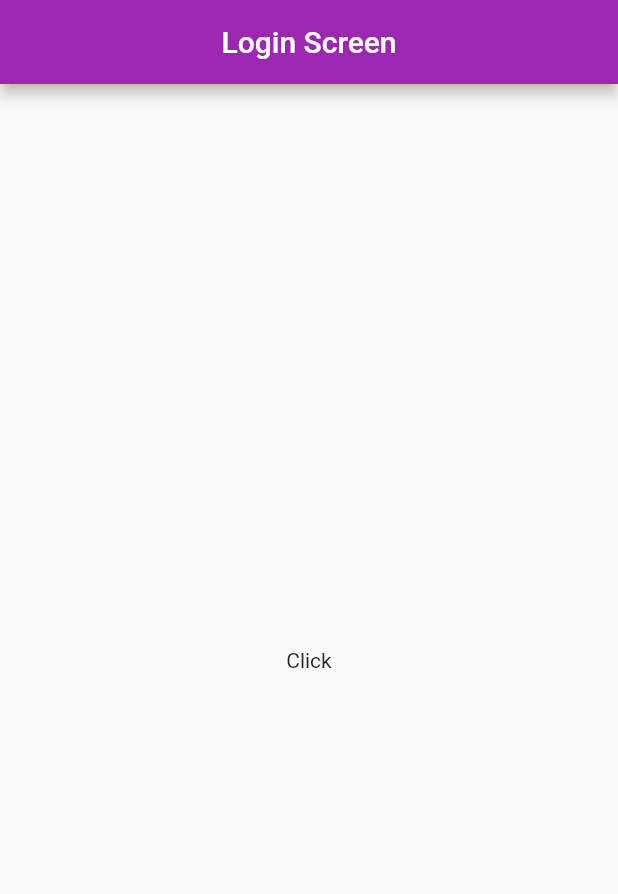
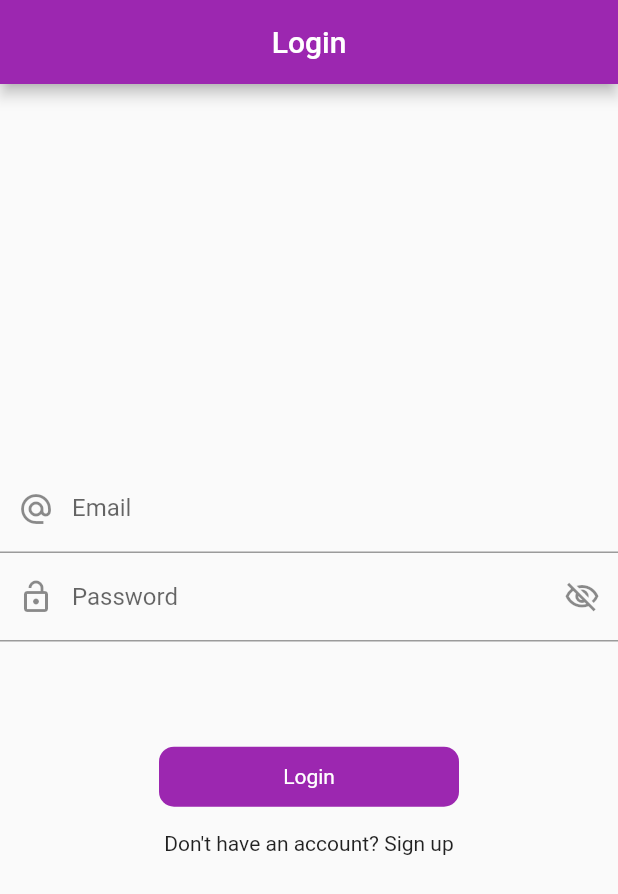
Before and after one commit to zainahmed0597/Chapter-14_flutter_provider_state_management_course, a Flutter app: the screen it shows after launch, on a phone screen of 412 x 824 dp. Shown: the top 894 px of the screen. Run offline on Flutter 3.47's test engine with Material 2 defaults, Android fonts, the phone set to English and light mode, and no system bars; our stand-ins replace another_flushbar, fluttertoast.

Commit message:
update MVVM structure Login and signup method

```diff
--- a/lib/data/network/NetworkApiServices.dart
+++ b/lib/data/network/NetworkApiServices.dart
@@ -40,6 +40,8 @@ class NetworkApiServices extends BaseApiServices {
         dynamic responseJson = jsonDecode(response.body);
         return responseJson;
       case 400:
+        throw BadRequestException(response.body.toString());
+      case 404:
         throw UnauthorisedException(response.body.toString());
       default:
         throw FetchDataException('Error accrued while communicating with server' +
--- a/lib/main.dart
+++ b/lib/main.dart
@@ -1,8 +1,8 @@
 import 'package:flutter/material.dart';
 import 'package:flutter_provider_state_management_course/utils/routes/routes.dart';
 import 'package:flutter_provider_state_management_course/utils/routes/routes_name.dart';
-
-
+import 'package:flutter_provider_state_management_course/view_model/auth_view_model.dart';
+import 'package:provider/provider.dart';
 
 void main() {
   runApp(const MyApp());
@@ -13,13 +13,19 @@ class MyApp extends StatelessWidget {
 
   @override
   Widget build(BuildContext context) {
-    return MaterialApp(
-      title: 'Flutter Demo',debugShowCheckedModeBanner: false,
-      theme: ThemeData(
-        primarySwatch: Colors.purple,
+    return MultiProvider(
+      providers: [
+        ChangeNotifierProvider(create: (_) => AuthViewModel()),
+      ],
+      child: MaterialApp(
+        title: 'Flutter Demo',
+        debugShowCheckedModeBanner: false,
+        theme: ThemeData(
+          primarySwatch: Colors.purple,
+        ),
+        initialRoute: RoutesName.login,
+        onGenerateRoute: Routes.generateRoute,
       ),
-      initialRoute: RoutesName.login,
-      onGenerateRoute: Routes.generateRoute,
     );
   }
 }
--- /dev/null
+++ b/lib/resources/app_url.dart
@@ -0,0 +1,5 @@
+class AppUrl{
+  static var baseUrl = 'https://reqres.in';
+  static var loginEndPoint = '$baseUrl/api/login';
+  static var registerEndPoint = '$baseUrl/api/register';
+}
--- /dev/null
+++ b/lib/resources/color.dart
@@ -0,0 +1,7 @@
+import 'package:flutter/material.dart';
+
+class AppColors {
+  static const Color blackColor = Color(0xFF0000);
+  static const Color whiteColor = Color(0xFFFFFFFF);
+  static const Color buttonColor = Colors.purple;
+}
--- /dev/null
+++ b/lib/resources/components/round_button.dart
@@ -0,0 +1,40 @@
+import 'package:flutter/material.dart';
+import 'package:flutter_provider_state_management_course/resources/color.dart';
+
+class RoundButton extends StatelessWidget {
+  final String title;
+  final bool loading;
+  final VoidCallback onPress;
+
+  const RoundButton(
+      {Key? key,
+      required this.title,
+      this.loading = false,
+      required this.onPress})
+      : super(key: key);
+
+  @override
+  Widget build(BuildContext context) {
+    return InkWell(
+      onTap: onPress,
+      child: Container(
+        height: 40,
+        width: 200,
+        decoration: BoxDecoration(
+          color: AppColors.buttonColor,
+          borderRadius: BorderRadius.circular(10),
+        ),
+        child: Center(
+            child: loading
+                ? const SizedBox(
+                    height: 15, width: 15, child: CircularProgressIndicator(
+              strokeWidth: 1.5,
+              color: AppColors.whiteColor,))
+                : Text(
+                    title,
+                    style: const TextStyle(color: AppColors.whiteColor),
+                  )),
+      ),
+    );
+  }
+}
--- a/lib/utils/routes/routes.dart
+++ b/lib/utils/routes/routes.dart
@@ -1,7 +1,8 @@
 import 'package:flutter/material.dart';
 import 'package:flutter_provider_state_management_course/utils/routes/routes_name.dart';
 import 'package:flutter_provider_state_management_course/view/home_screen.dart';
-import 'package:flutter_provider_state_management_course/view/login_screen.dart';
+import 'package:flutter_provider_state_management_course/view/login_view.dart';
+import 'package:flutter_provider_state_management_course/view/sign_up_view.dart';
 
 class Routes {
   static Route<dynamic> generateRoute(RouteSettings settings) {
@@ -11,7 +12,10 @@ class Routes {
             builder: (BuildContext context) => const HomeScreen());
       case RoutesName.login:
         return MaterialPageRoute(
-            builder: (BuildContext context) => const LoginScreen());
+            builder: (BuildContext context) => const LoginView());
+      case RoutesName.signUp:
+        return MaterialPageRoute(
+            builder: (BuildContext context) => const SignUpView());
       default:
         return MaterialPageRoute(builder: (_) {
           return const Scaffold(
--- a/lib/utils/routes/routes_name.dart
+++ b/lib/utils/routes/routes_name.dart
@@ -2,6 +2,7 @@ class RoutesName {
 
   //Accounts route name
   static const String login = 'login_screen';
+  static const String signUp = 'signup_screen';
 
   //Home Screen route name
   static const String home = 'home_screen';
--- a/lib/view/login_screen.dart
+++ /dev/null
@@ -1,35 +0,0 @@
-import 'package:flutter/material.dart';
-import 'package:flutter_provider_state_management_course/utils/utils.dart';
-
-class LoginScreen extends StatefulWidget {
-  const LoginScreen({Key? key}) : super(key: key);
-
-  @override
-  State<LoginScreen> createState() => _LoginScreenState();
-}
-
-class _LoginScreenState extends State<LoginScreen> {
-  @override
-  Widget build(BuildContext context) {
-    return Scaffold(
-      appBar: AppBar(
-        title: const Text('Login Screen'),
-        centerTitle: true,
-      ),
-      body:  Column(
-        mainAxisAlignment: MainAxisAlignment.center,
-        children: [
-          Center(
-            child: InkWell(
-              child: const Text('Click'),
-              onTap: (){
-                Utils.toastMessage('No internet connection');
-                // Navigator.pushNamed(context, RoutesName.home);
-              },
-            ),
-          ),
-        ],
-      ),
-    );
-  }
-}
--- /dev/null
+++ b/lib/view/login_view.dart
@@ -0,0 +1,125 @@
+import 'package:flutter/foundation.dart';
+import 'package:flutter/material.dart';
+import 'package:flutter_provider_state_management_course/resources/components/round_button.dart';
+import 'package:flutter_provider_state_management_course/utils/routes/routes_name.dart';
+import 'package:flutter_provider_state_management_course/utils/utils.dart';
+import 'package:flutter_provider_state_management_course/view_model/auth_view_model.dart';
+import 'package:provider/provider.dart';
+
+class LoginView extends StatefulWidget {
+  const LoginView({Key? key}) : super(key: key);
+
+  @override
+  State<LoginView> createState() => _LoginViewState();
+}
+
+class _LoginViewState extends State<LoginView> {
+  ValueNotifier<bool> _obscurePassword = ValueNotifier<bool>(true);
+  TextEditingController _emailController = TextEditingController();
+  TextEditingController _passwordController = TextEditingController();
+
+  FocusNode emailFocusNode = FocusNode();
+  FocusNode passwordFocusNode = FocusNode();
+
+  @override
+  void dispose() {
+    // TODO: implement dispose
+    super.dispose();
+    _obscurePassword.dispose();
+    _emailController.dispose();
+    _passwordController.dispose();
+    emailFocusNode.dispose();
+    passwordFocusNode.dispose();
+  }
+
+  @override
+  Widget build(BuildContext context) {
+    final authViewModel = Provider.of<AuthViewModel>(context);
+    final height = MediaQuery.of(context).size.height * 1;
+    return Scaffold(
+      appBar: AppBar(
+        title: const Text('Login'),
+        centerTitle: true,
+      ),
+      body: SafeArea(
+        child: Column(
+          mainAxisAlignment: MainAxisAlignment.center,
+          crossAxisAlignment: CrossAxisAlignment.center,
+          children: [
+            TextFormField(
+              controller: _emailController,
+              keyboardType: TextInputType.emailAddress,
+              focusNode: emailFocusNode,
+              onFieldSubmitted: (value) {
+                Utils.fieldFocusChange(
+                    context, emailFocusNode, passwordFocusNode);
+              },
+              decoration: const InputDecoration(
+                hintText: 'Email',
+                labelText: 'Email',
+                prefixIcon: Icon(Icons.alternate_email),
+              ),
+            ),
+            ValueListenableBuilder(
+                valueListenable: _obscurePassword,
+                builder: (context, value, child) {
+                  return TextFormField(
+                    controller: _passwordController,
+                    keyboardType: TextInputType.visiblePassword,
+                    focusNode: passwordFocusNode,
+                    obscureText: _obscurePassword.value,
+                    obscuringCharacter: '*',
+                    decoration: InputDecoration(
+                      hintText: 'Password',
+                      labelText: 'Password',
+                      prefixIcon: const Icon(Icons.lock_open_outlined),
+                      suffixIcon: InkWell(
+                        child: Icon(_obscurePassword.value
+                            ? Icons.visibility_off_outlined
+                            : Icons.visibility),
+                        onTap: () {
+                          _obscurePassword.value = !_obscurePassword.value;
+                        },
+                      ),
+                    ),
+                  );
+                }),
+            SizedBox(height: height * .085),
+            RoundButton(
+                title: 'Login',
+                loading: authViewModel.loading,
+                onPress: () {
+                  if (_emailController.text.isEmpty) {
+                    Utils.flushBarErrorMessage('Please enter email', context);
+                  } else if (_passwordController.text.isEmpty) {
+                    Utils.flushBarErrorMessage(
+                        'Please enter password', context);
+                  } else if (_passwordController.text.length < 6) {
+                    Utils.flushBarErrorMessage(
+                        'Please enter 6 digit password', context);
+                  } else {
+                    Map data = {
+                      "email": _emailController.text.toString(),
+                      "password": _passwordController.text.toString()
+                    };
+                    authViewModel.loginApi(data, context);
+                    if (kDebugMode) {
+                      print('API hit');
+                    }
+
+                    // "email": "eve.holt@reqres.in",
+                    // "password": "cityslicka"
+                  }
+                }),
+            SizedBox(height: height * .02),
+            InkWell(
+              onTap: () {
+                Navigator.pushNamed(context, RoutesName.signUp);
+              },
+              child: const Text("Don't have an account? Sign up"),),
+          ],
+        ),
+      ),
+    );
+  }
+}
--- a/pubspec.yaml
+++ b/pubspec.yaml
@@ -36,9 +36,9 @@ dependencies:
   # Use with the CupertinoIcons class for iOS style icons.
   cupertino_icons: ^1.0.2
   http: ^0.13.6
-  another_flushbar: ^1.12.30
   provider: ^6.0.5
   fluttertoast: ^8.2.1
+  another_flushbar: ^1.12.30
 
 dev_dependencies:
   flutter_test:
```
Also changed, not shown: lib/repository/auth_repository.dart (added, +27 -0 lines), lib/utils/utils.dart (+48 -1 lines), lib/view/sign_up_view.dart (added, +127 -0 lines), lib/view_model/auth_view_model.dart (added, +59 -0 lines).
